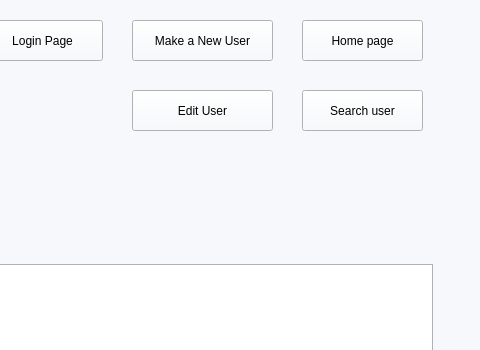
Above: mainwindow.ui from Confused-Guy/Smart-research-publication-management before the change; both pictures show x 818 to 1298 and y 0 to 350 of the 1298 by 767 pixel window. Below: the same form after it.
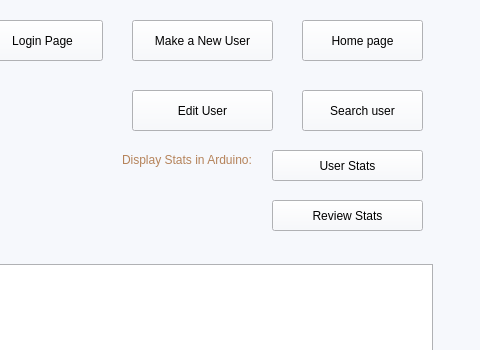
That is the form after the change. The open tabs and pages were chosen to show the change. Icons and pictures are not drawn.

Commit message:
Arduino Display Scenario Implementation
Showing stats and upcoming events on an lcd screen with an Arduino.

Diff of the .ui file:
```diff
--- a/mainwindow.ui
+++ b/mainwindow.ui
@@ -1008,6 +1008,45 @@
        <string>Edit User</string>
       </property>
      </widget>
+     <widget class="QPushButton" name="usersArduinoBtn">
+      <property name="geometry">
+       <rect>
+        <x>1020</x>
+        <y>150</y>
+        <width>151</width>
+        <height>31</height>
+       </rect>
+      </property>
+      <property name="text">
+       <string>User Stats</string>
+      </property>
+     </widget>
+     <widget class="QPushButton" name="reviewsArduinoBtn">
+      <property name="geometry">
+       <rect>
+        <x>1020</x>
+        <y>200</y>
+        <width>151</width>
+        <height>31</height>
+       </rect>
+      </property>
+      <property name="text">
+       <string>Review Stats</string>
+      </property>
+     </widget>
+     <widget class="QLabel" name="label">
+      <property name="geometry">
+       <rect>
+        <x>870</x>
+        <y>150</y>
+        <width>141</width>
+        <height>20</height>
+       </rect>
+      </property>
+      <property name="text">
+       <string>Display Stats in Arduino:</string>
+      </property>
+     </widget>
     </widget>
     <widget class="QWidget" name="page_4">
      <widget class="QScrollArea" name="scrollArea">
```
Left out of the diff: 77 changed lines with no effect on the pictures. The commit also changes 39 other files.
